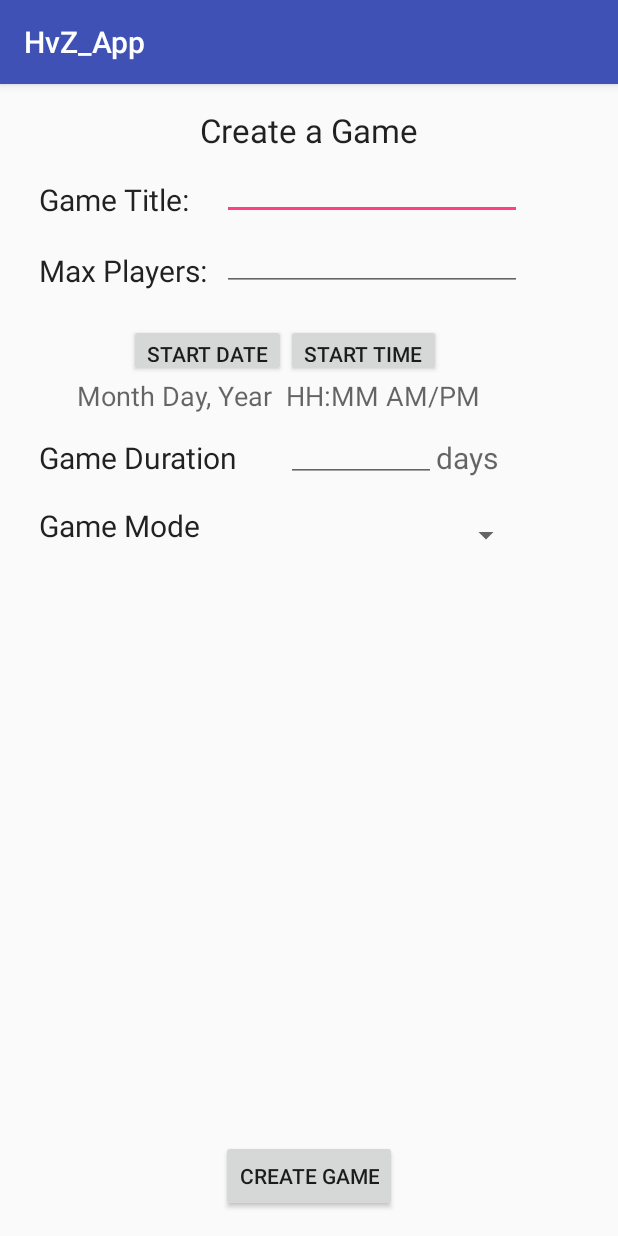
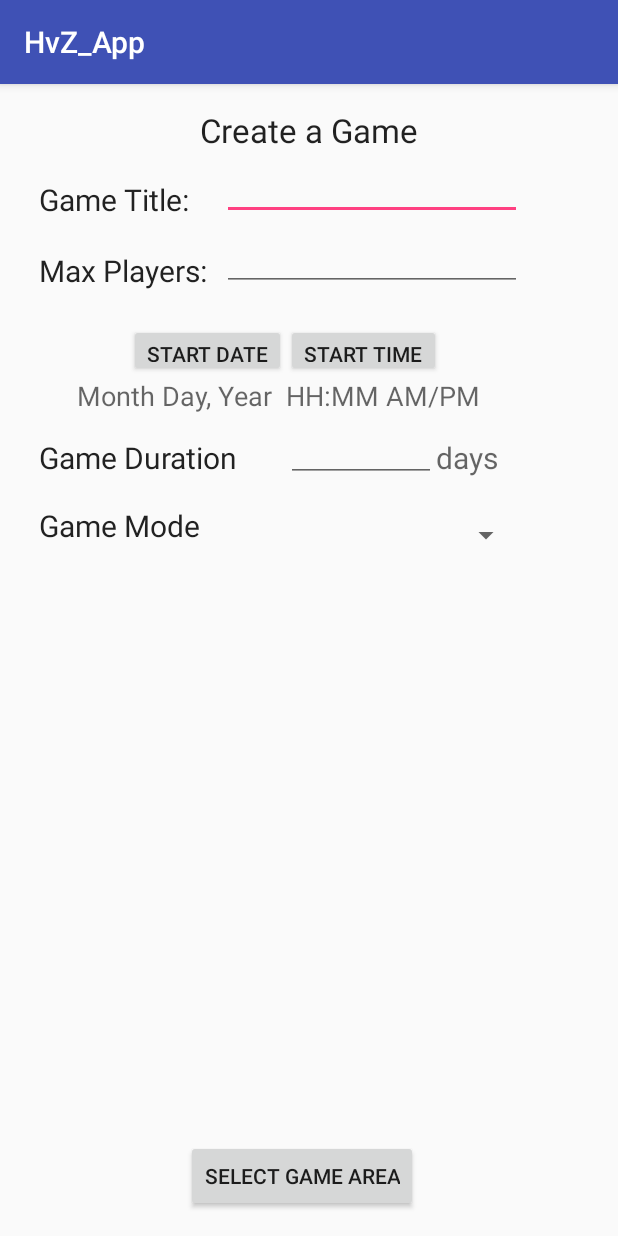
Before and after one commit to Micasou/ATandTHackathonSeattleMarch18th, an Android app: the CreateGameActivity screen opened directly, with no data from a screen before it, on a phone screen of 412 x 824 dp. Run offline under Robolectric (Android 15) with nearby library versions, the phone set to English and light mode, and no system bars.

Commit message:
Changed Nearby Games to Create Game. Create Game Button now goes to CreateGameActivity, which in turn is connected to the MapsActivity.

```diff
--- a/app/src/main/java/edu/washington/chau93/hvz_app/activities/CreateGameActivity.java
+++ b/app/src/main/java/edu/washington/chau93/hvz_app/activities/CreateGameActivity.java
@@ -1,11 +1,14 @@
 package edu.washington.chau93.hvz_app.activities;
 
+import android.content.Intent;
 import android.support.v7.app.AppCompatActivity;
 import android.os.Bundle;
+import android.view.View;
 import android.widget.Button;
 import android.widget.EditText;
 import android.widget.TextView;
 
+import edu.washington.chau93.hvz_app.MapsActivity;
 import edu.washington.chau93.hvz_app.R;
 
 public class CreateGameActivity extends AppCompatActivity {
@@ -20,7 +23,7 @@ public class CreateGameActivity extends AppCompatActivity {
 
     private Button myStartTimeButton;
 
-    private Button myCreateGameButton;
+    private Button myMapsButton;
 
     private TextView myStartDateText;
 
@@ -41,11 +44,27 @@ public class CreateGameActivity extends AppCompatActivity {
         // TODO: Attach appropriate onclick listeners to these buttons.
         myStartDateButton = (Button) findViewById(R.id.start_date_button);
         myStartTimeButton = (Button) findViewById(R.id.start_time_button);
-        myCreateGameButton = (Button) findViewById(R.id.create_game_button);
+        myMapsButton = (Button) findViewById(R.id.map_button);
 
         // Connecting textviews from layout to this activity.
         // TODO: Update display text with appropriate date/time from user input.
         myStartDateText = (TextView) findViewById(R.id.start_date_text);
         myStartTimeText = (TextView) findViewById(R.id.start_time_text);
+
+        // Attaching listeners to buttons
+        myMapsButton.setOnClickListener(new MapButtonListener());
+    }
+
+    /**
+     * Prompts user to select desired game area.
+     */
+    private class MapButtonListener implements View.OnClickListener {
+
+        @Override
+        public void onClick(View v) {
+            Intent intent = new Intent(CreateGameActivity.this, MapsActivity.class);
+            startActivity(intent);
+            finish();
+        }
     }
 }
--- a/app/src/main/res/layout/activity_create_game.xml
+++ b/app/src/main/res/layout/activity_create_game.xml
@@ -147,14 +147,6 @@
         android:layout_toEndOf="@+id/game_duration_field"
         android:textSize="20dp" />
 
-    <Button
-        android:layout_width="wrap_content"
-        android:layout_height="wrap_content"
-        android:text="CREATE GAME"
-        android:id="@+id/create_game_button"
-        android:layout_alignParentBottom="true"
-        android:layout_centerHorizontal="true" />
-
     <TextView
         android:layout_width="wrap_content"
         android:layout_height="wrap_content"
@@ -176,4 +168,12 @@
         android:layout_alignTop="@+id/game_mode_text"
         android:layout_alignEnd="@+id/tableLayout" />
 
+    <Button
+        android:layout_width="wrap_content"
+        android:layout_height="wrap_content"
+        android:text="SELECT GAME AREA"
+        android:id="@+id/map_button"
+        android:layout_alignParentBottom="true"
+        android:layout_alignEnd="@+id/create_title_text" />
+
 </RelativeLayout>
```
Also changed, not shown: app/src/main/AndroidManifest.xml (+7 -5 lines), app/src/main/java/edu/washington/chau93/hvz_app/activities/MainActivity.java (+2 -12 lines), app/src/main/res/layout/activity_menu.xml (+18 -7 lines), 1 other file.
